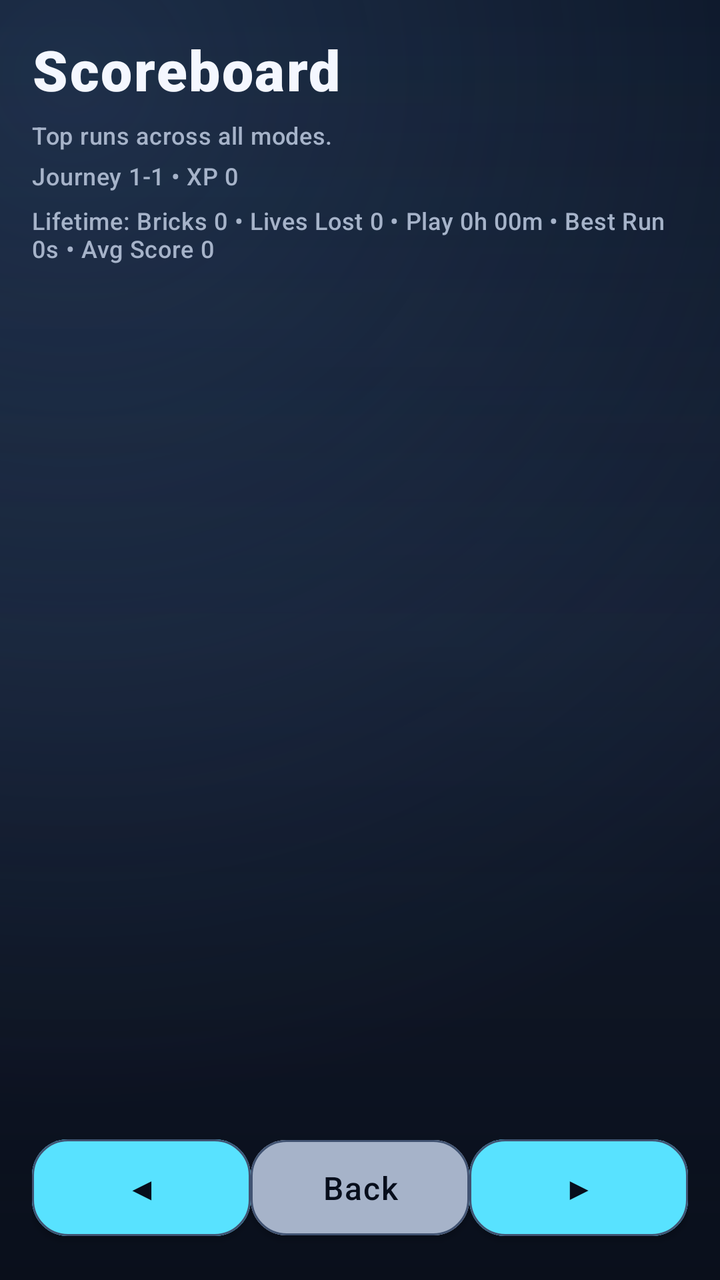
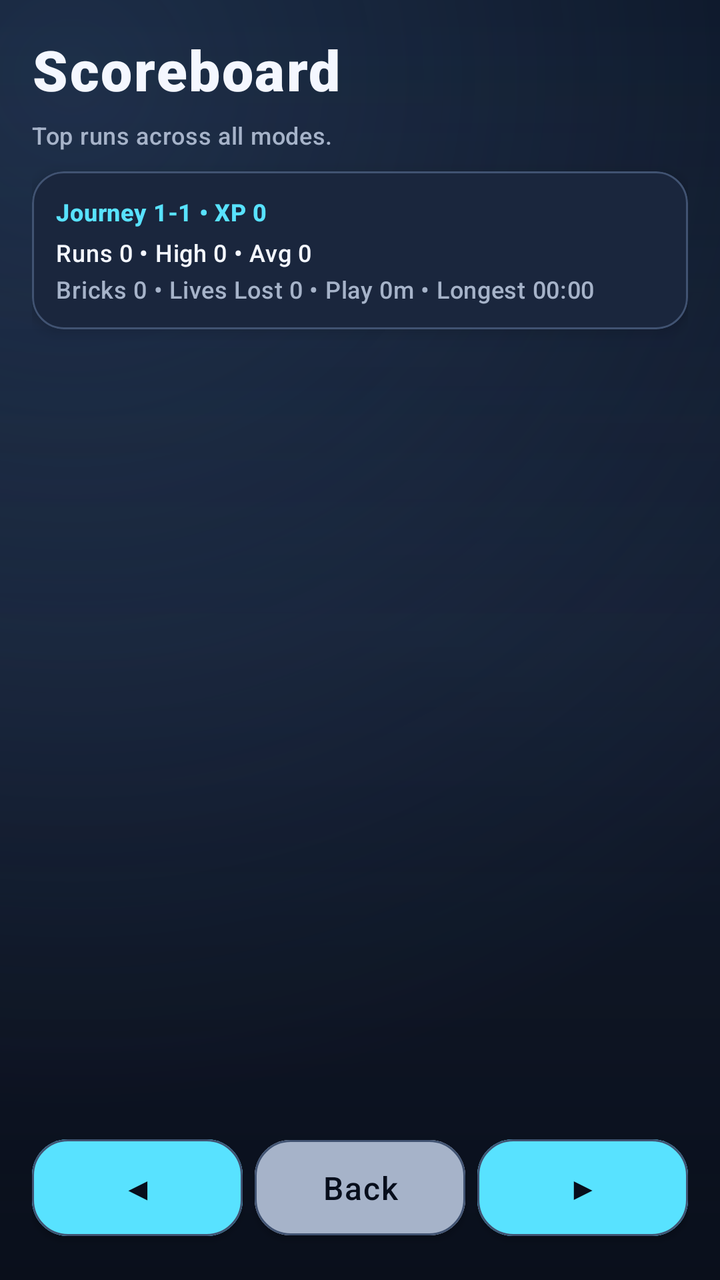

The first picture is an Android layout as it rendered before a commit; the second is the same layout after the commit. The layout source and the unified diff follow.
<!-- AndroidManifest.xml: application theme Theme.BreakoutPlus -->
<!-- res/layout/activity_scoreboard.xml -->
<androidx.constraintlayout.widget.ConstraintLayout xmlns:android="http://schemas.android.com/apk/res/android"
    xmlns:app="http://schemas.android.com/apk/res-auto"
    android:layout_width="match_parent"
    android:layout_height="match_parent"
    android:background="@drawable/menu_background"
    android:padding="@dimen/bp_margin">

    <TextView
        android:id="@+id/scoreTitle"
        style="@style/Text.BreakoutPlus.ScreenTitle"
        android:layout_width="wrap_content"
        android:layout_height="wrap_content"
        android:text="@string/title_scoreboard"
        app:layout_constraintStart_toStartOf="parent"
        app:layout_constraintTop_toTopOf="parent" />

    <TextView
        android:id="@+id/scoreSubtitle"
        style="@style/Text.BreakoutPlus.Caption"
        android:layout_width="wrap_content"
        android:layout_height="wrap_content"
        android:layout_marginTop="6dp"
        android:text="@string/label_scoreboard_hint"
        app:layout_constraintStart_toStartOf="parent"
        app:layout_constraintTop_toBottomOf="@id/scoreTitle" />

    <TextView
        android:id="@+id/scoreProgress"
        style="@style/Text.BreakoutPlus.Caption"
        android:layout_width="wrap_content"
        android:layout_height="wrap_content"
        android:layout_marginTop="4dp"
        android:text="@string/label_progress_default"
        app:layout_constraintStart_toStartOf="parent"
        app:layout_constraintTop_toBottomOf="@id/scoreSubtitle" />

    <TextView
        android:id="@+id/scoreLifetimeStats"
        style="@style/Text.BreakoutPlus.Caption"
        android:layout_width="0dp"
        android:layout_height="wrap_content"
        android:layout_marginTop="6dp"
        android:text="@string/label_lifetime_stats_default"
        app:layout_constraintEnd_toEndOf="parent"
        app:layout_constraintStart_toStartOf="parent"
        app:layout_constraintTop_toBottomOf="@id/scoreProgress" />

    <ScrollView
        android:id="@+id/scoreScroll"
        android:layout_width="0dp"
        android:layout_height="0dp"
        android:layout_marginTop="16dp"
        app:layout_constraintBottom_toTopOf="@id/scoreFooter"
        app:layout_constraintEnd_toEndOf="parent"
        app:layout_constraintStart_toStartOf="parent"
        app:layout_constraintTop_toBottomOf="@id/scoreLifetimeStats">

        <LinearLayout
            android:id="@+id/scoreList"
            android:layout_width="match_parent"
            android:layout_height="wrap_content"
            android:paddingBottom="8dp"
            android:orientation="vertical" />
    </ScrollView>

    <TextView
        android:id="@+id/scoreEmpty"
        style="@style/Text.BreakoutPlus.Caption"
        android:layout_width="wrap_content"
        android:layout_height="wrap_content"
        android:layout_marginTop="20dp"
        android:text="@string/label_no_scores"
        android:visibility="gone"
        app:layout_constraintEnd_toEndOf="parent"
        app:layout_constraintStart_toStartOf="parent"
        app:layout_constraintTop_toBottomOf="@id/scoreLifetimeStats" />

    <LinearLayout
        android:id="@+id/scoreFooter"
        android:layout_width="0dp"
        android:layout_height="wrap_content"
        android:orientation="horizontal"
        app:layout_constraintBottom_toBottomOf="parent"
        app:layout_constraintEnd_toEndOf="parent"
        app:layout_constraintStart_toStartOf="parent">

        <com.google.android.material.button.MaterialButton
            android:id="@+id/buttonScorePrev"
            style="@style/Widget.BreakoutPlus.Button"
            android:layout_width="0dp"
            android:layout_height="wrap_content"
            android:layout_weight="1"
            android:text="@string/label_prev_symbol"
            android:backgroundTint="@color/bp_cyan" />

        <com.google.android.material.button.MaterialButton
            android:id="@+id/buttonScoreBack"
            style="@style/Widget.BreakoutPlus.Button"
            android:layout_width="0dp"
            android:layout_height="wrap_content"
            android:layout_weight="1"
            android:text="@string/label_back"
            android:backgroundTint="@color/bp_gray" />

        <com.google.android.material.button.MaterialButton
            android:id="@+id/buttonScoreNext"
            style="@style/Widget.BreakoutPlus.Button"
            android:layout_width="0dp"
            android:layout_height="wrap_content"
            android:layout_weight="1"
            android:text="@string/label_next_symbol"
            android:backgroundTint="@color/bp_cyan" />
    </LinearLayout>

</androidx.constraintlayout.widget.ConstraintLayout>
<!-- resources referenced by this layout -->
<resources>
  <color name="bp_cyan">#58E2FF</color>
  <color name="bp_gray">#A6B3C9</color>
  <dimen name="bp_margin">16dp</dimen>
  <string name="label_back">Back</string>
  <string name="label_lifetime_stats_default">Lifetime: Bricks 0 • Lives Lost 0 • Play 0h 00m • Best Run 0s • Avg Score 0</string>
  <string name="label_next_symbol">▶</string>
  <string name="label_no_scores">No scores yet. Break some bricks!</string>
  <string name="label_prev_symbol">◀</string>
  <string name="label_progress_default">Journey 1-1 • XP 0</string>
  <string name="label_scoreboard_hint">Top runs across all modes.</string>
  <string name="title_scoreboard">Scoreboard</string>
  <style name="Text.BreakoutPlus.Caption" parent="Widget.MaterialComponents.TextView">
          <item name="android:textColor">@color/bp_gray</item>
          <item name="android:textSize">@dimen/bp_caption_text_size</item>
          <item name="android:fontFamily">sans-serif-medium</item>
          <item name="android:letterSpacing">0.02</item>
      </style>
  <style name="Text.BreakoutPlus.ScreenTitle" parent="Widget.MaterialComponents.TextView">
          <item name="android:textColor">@color/bp_white</item>
          <item name="android:textSize">@dimen/bp_screen_title_size</item>
          <item name="android:fontFamily">sans-serif-black</item>
          <item name="android:textStyle">bold</item>
          <item name="android:letterSpacing">0.03</item>
      </style>
  <style name="Widget.BreakoutPlus.Button" parent="Widget.MaterialComponents.Button">
          <item name="android:insetLeft">0dp</item>
          <item name="android:insetRight">0dp</item>
          <item name="android:paddingLeft">22dp</item>
          <item name="android:paddingRight">22dp</item>
          <item name="android:paddingTop">13dp</item>
          <item name="android:paddingBottom">13dp</item>
          <item name="android:textAllCaps">false</item>
          <item name="android:textColor">@color/bp_navy</item>
          <item name="android:textSize">@dimen/bp_body_text_size</item>
          <item name="android:fontFamily">sans-serif-medium</item>
          <item name="android:letterSpacing">0.04</item>
          <item name="backgroundTint">@color/bp_cyan</item>
          <item name="strokeColor">@color/bp_line</item>
          <item name="strokeWidth">1dp</item>
          <item name="cornerRadius">18dp</item>
          <item name="rippleColor">@color/bp_white</item>
      </style>
  <color name="bp_navy">#070E1C</color>
  <color name="bp_ink">#111A2C</color>
  <color name="bp_shadow">#060A14</color>
  <color name="bp_glow_top">#663D5E8A</color>
  <color name="bp_transparent">#00000000</color>
  <color name="bp_scrim_mid">#221D2B44</color>
  <color name="bp_scrim_bottom">#4D111A2B</color>
  <dimen name="bp_caption_text_size">12sp</dimen>
  <color name="bp_white">#F4F7FF</color>
  <dimen name="bp_screen_title_size">28sp</dimen>
  <dimen name="bp_body_text_size">16sp</dimen>
  <color name="bp_line">#415372</color>
  <color name="bp_surface_tint">#2D4061</color>
  <color name="bp_magenta">#FF6EA3</color>
  <color name="bp_violet">#8B8EFF</color>
  <color name="bp_surface">#1A263D</color>
  <color name="bp_red">#FF6D61</color>
  <!-- unchanged entries left out for length: 2 -->
</resources>

<!-- the commit's change to res/layout/activity_scoreboard.xml (unified diff, before → after) -->
@@ -24,26 +24,53 @@
         app:layout_constraintStart_toStartOf="parent"
         app:layout_constraintTop_toBottomOf="@id/scoreTitle" />
 
-    <TextView
-        android:id="@+id/scoreProgress"
-        style="@style/Text.BreakoutPlus.Caption"
-        android:layout_width="wrap_content"
-        android:layout_height="wrap_content"
-        android:layout_marginTop="4dp"
-        android:text="@string/label_progress_default"
-        app:layout_constraintStart_toStartOf="parent"
-        app:layout_constraintTop_toBottomOf="@id/scoreSubtitle" />
-
-    <TextView
-        android:id="@+id/scoreLifetimeStats"
-        style="@style/Text.BreakoutPlus.Caption"
+    <com.google.android.material.card.MaterialCardView
+        android:id="@+id/scoreSummaryCard"
         android:layout_width="0dp"
         android:layout_height="wrap_content"
-        android:layout_marginTop="6dp"
-        android:text="@string/label_lifetime_stats_default"
+        android:layout_marginTop="10dp"
+        app:cardBackgroundColor="@color/bp_surface"
+        app:cardCornerRadius="16dp"
+        app:cardElevation="4dp"
         app:layout_constraintEnd_toEndOf="parent"
         app:layout_constraintStart_toStartOf="parent"
-        app:layout_constraintTop_toBottomOf="@id/scoreProgress" />
+        app:layout_constraintTop_toBottomOf="@id/scoreSubtitle"
+        app:strokeColor="@color/bp_line"
+        app:strokeWidth="1dp">
+
+        <LinearLayout
+            android:layout_width="match_parent"
+            android:layout_height="wrap_content"
+            android:orientation="vertical"
+            android:padding="12dp">
+
+            <TextView
+                android:id="@+id/scoreProgress"
+                style="@style/Text.BreakoutPlus.Caption"
+                android:layout_width="wrap_content"
+                android:layout_height="wrap_content"
+                android:text="@string/label_progress_default"
+                android:textColor="@color/bp_cyan"
+                android:textStyle="bold" />
+
+            <TextView
+                android:id="@+id/scoreRunSummary"
+                style="@style/Text.BreakoutPlus.Caption"
+                android:layout_width="wrap_content"
+                android:layout_height="wrap_content"
+                android:layout_marginTop="4dp"
+                android:text="@string/label_lifetime_run_default"
+                android:textColor="@color/bp_white" />
+
+            <TextView
+                android:id="@+id/scoreLifetimeStats"
+                style="@style/Text.BreakoutPlus.Caption"
+                android:layout_width="match_parent"
+                android:layout_height="wrap_content"
+                android:layout_marginTop="2dp"
+                android:text="@string/label_lifetime_stats_default" />
+        </LinearLayout>
+    </com.google.android.material.card.MaterialCardView>
 
     <ScrollView
         android:id="@+id/scoreScroll"
@@ -53,7 +80,7 @@
         app:layout_constraintBottom_toTopOf="@id/scoreFooter"
         app:layout_constraintEnd_toEndOf="parent"
         app:layout_constraintStart_toStartOf="parent"
-        app:layout_constraintTop_toBottomOf="@id/scoreLifetimeStats">
+        app:layout_constraintTop_toBottomOf="@id/scoreSummaryCard">
 
         <LinearLayout
             android:id="@+id/scoreList"
@@ -73,12 +100,13 @@
         android:visibility="gone"
         app:layout_constraintEnd_toEndOf="parent"
         app:layout_constraintStart_toStartOf="parent"
-        app:layout_constraintTop_toBottomOf="@id/scoreLifetimeStats" />
+        app:layout_constraintTop_toBottomOf="@id/scoreSummaryCard" />
 
     <LinearLayout
         android:id="@+id/scoreFooter"
         android:layout_width="0dp"
         android:layout_height="wrap_content"
+        android:layout_marginTop="10dp"
         android:orientation="horizontal"
         app:layout_constraintBottom_toBottomOf="parent"
         app:layout_constraintEnd_toEndOf="parent"
@@ -89,6 +117,7 @@
             style="@style/Widget.BreakoutPlus.Button"
             android:layout_width="0dp"
             android:layout_height="wrap_content"
+            android:layout_marginEnd="6dp"
             android:layout_weight="1"
             android:text="@string/label_prev_symbol"
             android:backgroundTint="@color/bp_cyan" />
@@ -98,6 +127,7 @@
             style="@style/Widget.BreakoutPlus.Button"
             android:layout_width="0dp"
             android:layout_height="wrap_content"
+            android:layout_marginEnd="6dp"
             android:layout_weight="1"
             android:text="@string/label_back"
             android:backgroundTint="@color/bp_gray" />
<!-- resource entries referenced after the edit -->
@@ -4,7 +4,8 @@
   <color name="bp_gray">#A6B3C9</color>
   <dimen name="bp_margin">16dp</dimen>
   <string name="label_back">Back</string>
-  <string name="label_lifetime_stats_default">Lifetime: Bricks 0 • Lives Lost 0 • Play 0h 00m • Best Run 0s • Avg Score 0</string>
+  <string name="label_lifetime_run_default">Runs 0 • High 0 • Avg 0</string>
+  <string name="label_lifetime_stats_default">Bricks 0 • Lives Lost 0 • Play 0m • Longest 00:00</string>
   <string name="label_next_symbol">▶</string>
   <string name="label_no_scores">No scores yet. Break some bricks!</string>
   <string name="label_prev_symbol">◀</string>
